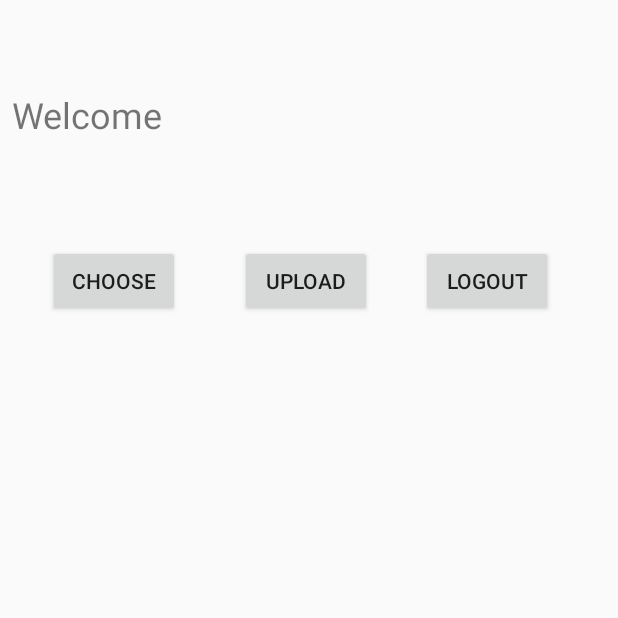
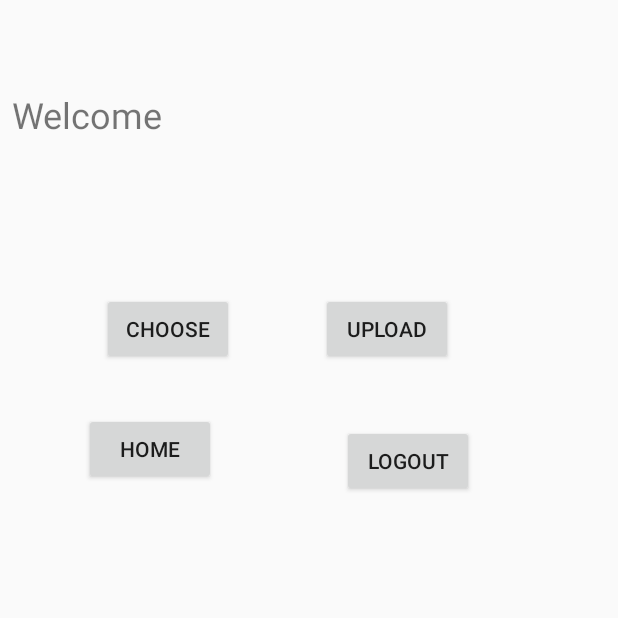
Before and after one commit to Sidhant-Gupta/NITGuide, an Android app: the screen it shows after launch once a user with an empty profile is signed in (profile), on a phone screen of 412 x 824 dp, the top half of it. Run offline under Robolectric (Android 15) with nearby library versions, the phone set to English and light mode, and no system bars; our stand-ins replace Firebase (no records; nobody signed in at launch, a user with empty details on screens opened directly).

Commit message:
profile direct to home

```diff
--- a/app/src/main/java/com/example/nit_guide/profile.java
+++ b/app/src/main/java/com/example/nit_guide/profile.java
@@ -1,24 +1,22 @@
 package com.example.nit_guide;
+
+import android.Manifest;
+import android.app.ProgressDialog;
+import android.content.Intent;
+import android.content.pm.PackageManager;
+import android.net.Uri;
+import android.os.Bundle;
+import android.view.View;
+import android.widget.Button;
+import android.widget.ImageView;
+import android.widget.TextView;
+import android.widget.Toast;
 
 import androidx.annotation.NonNull;
 import androidx.annotation.Nullable;
 import androidx.appcompat.app.AppCompatActivity;
 import androidx.core.app.ActivityCompat;
 import androidx.core.content.ContextCompat;
-
-import android.Manifest;
-import android.app.ProgressDialog;
-import android.content.Intent;
-import android.content.pm.PackageManager;
-import android.graphics.Bitmap;
-import android.net.Uri;
-import android.os.Bundle;
-import android.provider.MediaStore;
-import android.view.View;
-import android.widget.Button;
-import android.widget.ImageView;
-import android.widget.TextView;
-import android.widget.Toast;
 
 import com.google.android.gms.tasks.OnCompleteListener;
 import com.google.android.gms.tasks.OnFailureListener;
@@ -33,13 +31,11 @@ import com.google.firebase.storage.OnProgressListener;
 import com.google.firebase.storage.StorageReference;
 import com.google.firebase.storage.UploadTask;
 
-import java.io.IOException;
-
 public class profile extends AppCompatActivity {
     private static final int PICK_IMAGE_REQUEST =234 ;
     private FirebaseAuth firebaseauth;
     TextView tv_hello;
-    Button btn_logout,btn_chose,btn_upload;
+    Button btn_logout,btn_chose,btn_upload,btn_home;
     ImageView iv_file;
     private Uri filepath;//uri are actually url which are meant for local storage
     //so it is actually a path to our files in local storage
@@ -72,9 +68,18 @@ public class profile extends AppCompatActivity {
         btn_chose=(Button)findViewById(R.id.btn_chose);
         btn_upload=(Button)findViewById(R.id.btn_upload);
         iv_file=(ImageView) findViewById(R.id.iv_file);
+        btn_home=(Button) findViewById(R.id.btn_home);
 
 
         tv_hello.setText("Welcome " +user.getEmail());
+
+        btn_home.setOnClickListener(new View.OnClickListener() {
+            @Override
+            public void onClick(View view) {
+                Intent hintent=new Intent(getApplicationContext(),MainActivity.class);
+                startActivity(hintent);
+            }
+        });
 
         btn_chose.setOnClickListener(new View.OnClickListener() {
             @Override
--- a/app/src/main/res/layout/activity_profile.xml
+++ b/app/src/main/res/layout/activity_profile.xml
@@ -27,23 +27,23 @@
         android:layout_height="wrap_content"
         android:layout_marginStart="8dp"
         android:layout_marginLeft="8dp"
-        android:layout_marginTop="36dp"
-        android:layout_marginEnd="8dp"
-        android:layout_marginRight="8dp"
+        android:layout_marginTop="40dp"
+        android:layout_marginEnd="96dp"
+        android:layout_marginRight="96dp"
         android:text="Logout"
         app:layout_constraintEnd_toEndOf="parent"
-        app:layout_constraintHorizontal_bias="0.406"
-        app:layout_constraintStart_toEndOf="@+id/btn_upload"
-        app:layout_constraintTop_toBottomOf="@+id/tv_hello"
+        app:layout_constraintHorizontal_bias="1.0"
+        app:layout_constraintStart_toEndOf="@+id/btn_home"
+        app:layout_constraintTop_toBottomOf="@+id/btn_upload"
         tools:text="Logout" />
 
     <Button
         android:id="@+id/btn_chose"
         android:layout_width="wrap_content"
         android:layout_height="wrap_content"
-        android:layout_marginStart="32dp"
-        android:layout_marginLeft="32dp"
-        android:layout_marginTop="36dp"
+        android:layout_marginStart="68dp"
+        android:layout_marginLeft="68dp"
+        android:layout_marginTop="68dp"
         android:text="Choose"
         app:layout_constraintStart_toStartOf="parent"
         app:layout_constraintTop_toBottomOf="@+id/tv_hello" />
@@ -52,17 +52,21 @@
         android:id="@+id/btn_upload"
         android:layout_width="wrap_content"
         android:layout_height="wrap_content"
-        android:layout_marginStart="40dp"
-        android:layout_marginLeft="40dp"
-        android:layout_marginTop="36dp"
+        android:layout_marginStart="8dp"
+        android:layout_marginLeft="8dp"
+        android:layout_marginTop="68dp"
+        android:layout_marginEnd="8dp"
+        android:layout_marginRight="8dp"
         android:text="Upload"
+        app:layout_constraintEnd_toEndOf="parent"
+        app:layout_constraintHorizontal_bias="0.331"
         app:layout_constraintStart_toEndOf="@+id/btn_chose"
         app:layout_constraintTop_toBottomOf="@+id/tv_hello" />
 
     <ImageView
         android:id="@+id/iv_file"
-        android:layout_width="398dp"
-        android:layout_height="349dp"
+        android:layout_width="402dp"
+        android:layout_height="273dp"
         android:layout_marginStart="8dp"
         android:layout_marginLeft="8dp"
         android:layout_marginEnd="8dp"
@@ -70,6 +74,16 @@
         android:layout_marginBottom="8dp"
         app:layout_constraintBottom_toBottomOf="parent"
         app:layout_constraintEnd_toEndOf="parent"
+        app:layout_constraintStart_toStartOf="parent" />
+
+    <Button
+        android:id="@+id/btn_home"
+        android:layout_width="wrap_content"
+        android:layout_height="wrap_content"
+        android:layout_marginStart="56dp"
+        android:layout_marginLeft="56dp"
+        android:layout_marginTop="32dp"
+        android:text="Home"
         app:layout_constraintStart_toStartOf="parent"
-        app:layout_constraintTop_toBottomOf="@+id/btn_upload" />
+        app:layout_constraintTop_toBottomOf="@+id/btn_chose" />
 </androidx.constraintlayout.widget.ConstraintLayout>
```
Also changed, not shown: app/src/main/res/layout/activity_branch_paper.xml (+25 -25 lines).
